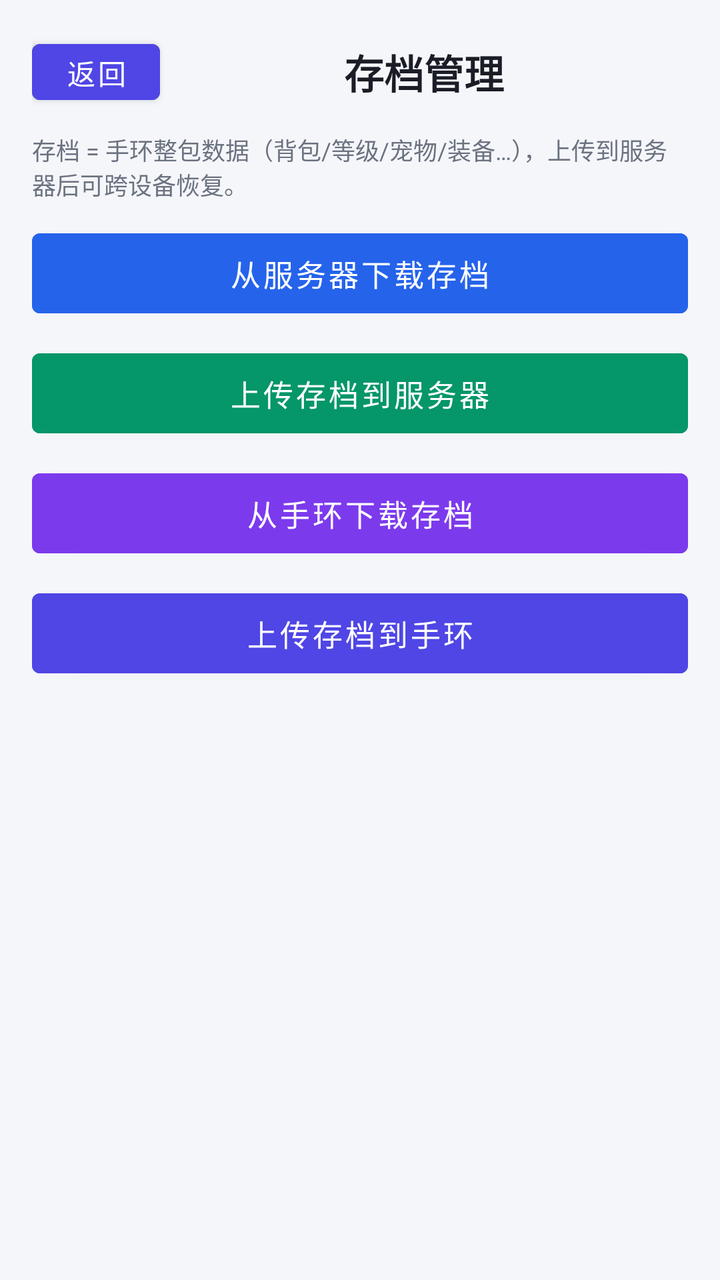
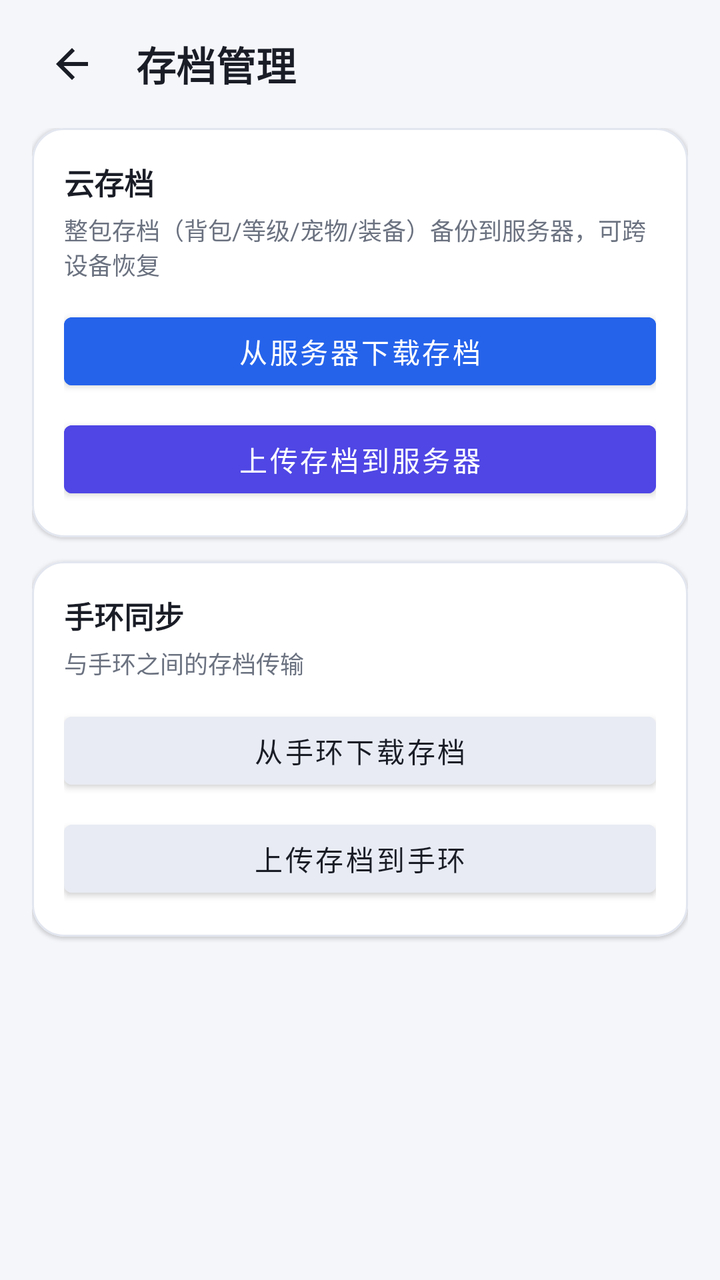

Two renders of the same Android screen: before a commit and after it. Below are the layout's source before the change and the commit's diff.
<!-- AndroidManifest.xml: application theme Theme.Yishijie -->
<!-- res/layout/activity_save_manager.xml -->
<?xml version="1.0" encoding="utf-8"?>
<LinearLayout xmlns:android="http://schemas.android.com/apk/res/android"
    android:layout_width="match_parent"
    android:layout_height="match_parent"
    android:orientation="vertical"
    android:background="@color/background"
    android:padding="16dp">

    <LinearLayout
        android:layout_width="match_parent"
        android:layout_height="wrap_content"
        android:orientation="horizontal"
        android:gravity="center_vertical">

        <Button
            android:id="@+id/btnBack"
            android:layout_width="64dp"
            android:layout_height="40dp"
            android:text="返回"
            android:textSize="14sp"
            android:backgroundTint="@color/accent" />

        <TextView
            android:layout_width="0dp"
            android:layout_height="wrap_content"
            android:layout_weight="1"
            android:text="存档管理"
            android:textSize="20sp"
            android:textColor="@color/text_primary"
            android:textStyle="bold"
            android:gravity="center" />
    </LinearLayout>

    <TextView
        android:layout_width="match_parent"
        android:layout_height="wrap_content"
        android:text="存档 = 手环整包数据（背包/等级/宠物/装备…），上传到服务器后可跨设备恢复。"
        android:textSize="12sp"
        android:textColor="@color/text_secondary"
        android:paddingVertical="10dp" />

    <Button
        android:id="@+id/btnDownloadServer"
        android:layout_width="match_parent"
        android:layout_height="52dp"
        android:text="从服务器下载存档"
        android:textSize="15sp"
        android:backgroundTint="@color/primary"
        android:layout_marginBottom="8dp" />

    <Button
        android:id="@+id/btnUploadServer"
        android:layout_width="match_parent"
        android:layout_height="52dp"
        android:text="上传存档到服务器"
        android:textSize="15sp"
        android:backgroundTint="@color/success"
        android:layout_marginBottom="8dp" />

    <Button
        android:id="@+id/btnDownloadBand"
        android:layout_width="match_parent"
        android:layout_height="52dp"
        android:text="从手环下载存档"
        android:textSize="15sp"
        android:backgroundTint="@color/res_source"
        android:layout_marginBottom="8dp" />

    <Button
        android:id="@+id/btnUploadBand"
        android:layout_width="match_parent"
        android:layout_height="52dp"
        android:text="上传存档到手环"
        android:textSize="15sp"
        android:backgroundTint="@color/accent"
        android:layout_marginBottom="8dp" />

    <TextView
        android:id="@+id/tvStatus"
        android:layout_width="match_parent"
        android:layout_height="wrap_content"
        android:text=""
        android:textSize="13sp"
        android:textColor="@color/warning"
        android:paddingTop="10dp"
        android:gravity="center" />
</LinearLayout>
<!-- resources referenced by this layout -->
<resources>
  <color name="accent">#4F46E5</color>
  <color name="background">#F5F6FA</color>
  <color name="primary">#2563EB</color>
  <color name="res_source">#7C3AED</color>
  <color name="success">#059669</color>
  <color name="text_primary">#1A1D26</color>
  <color name="text_secondary">#6B7280</color>
  <color name="warning">#D97706</color>
  <style name="Theme.Yishijie" parent="Theme.MaterialComponents.Light.NoActionBar">
          <item name="colorPrimary">@color/primary</item>
          <item name="colorPrimaryDark">@color/primary_dark</item>
          <item name="colorAccent">@color/accent</item>
          <item name="android:windowBackground">@color/background</item>
          <item name="android:statusBarColor">@color/background</item>
          <item name="android:navigationBarColor">@color/background</item>
          <item name="android:windowLightStatusBar">true</item>
          <item name="android:windowLightNavigationBar">true</item>
      </style>
  <color name="primary_dark">#1D4ED8</color>
</resources>

<!-- the commit's change to res/layout/activity_save_manager.xml (unified diff, before → after) -->
@@ -1,24 +1,28 @@
 <?xml version="1.0" encoding="utf-8"?>
 <LinearLayout xmlns:android="http://schemas.android.com/apk/res/android"
+    xmlns:app="http://schemas.android.com/apk/res-auto"
     android:layout_width="match_parent"
     android:layout_height="match_parent"
     android:orientation="vertical"
-    android:background="@color/background"
-    android:padding="16dp">
+    android:background="@color/background">
 
     <LinearLayout
         android:layout_width="match_parent"
         android:layout_height="wrap_content"
         android:orientation="horizontal"
-        android:gravity="center_vertical">
+        android:gravity="center_vertical"
+        android:paddingStart="16dp"
+        android:paddingEnd="16dp"
+        android:paddingTop="12dp"
+        android:paddingBottom="12dp">
 
-        <Button
+        <ImageButton
             android:id="@+id/btnBack"
-            android:layout_width="64dp"
+            android:layout_width="40dp"
             android:layout_height="40dp"
-            android:text="返回"
-            android:textSize="14sp"
-            android:backgroundTint="@color/accent" />
+            android:src="@drawable/ic_back"
+            android:background="?attr/selectableItemBackgroundBorderless"
+            android:contentDescription="返回" />
 
         <TextView
             android:layout_width="0dp"
@@ -28,60 +32,137 @@
             android:textSize="20sp"
             android:textColor="@color/text_primary"
             android:textStyle="bold"
-            android:gravity="center" />
+            android:layout_marginStart="12dp" />
     </LinearLayout>
 
-    <TextView
+    <ScrollView
         android:layout_width="match_parent"
-        android:layout_height="wrap_content"
-        android:text="存档 = 手环整包数据（背包/等级/宠物/装备…），上传到服务器后可跨设备恢复。"
-        android:textSize="12sp"
-        android:textColor="@color/text_secondary"
-        android:paddingVertical="10dp" />
+        android:layout_height="0dp"
+        android:layout_weight="1"
+        android:fillViewport="true">
 
-    <Button
-        android:id="@+id/btnDownloadServer"
-        android:layout_width="match_parent"
-        android:layout_height="52dp"
-        android:text="从服务器下载存档"
-        android:textSize="15sp"
-        android:backgroundTint="@color/primary"
-        android:layout_marginBottom="8dp" />
+        <LinearLayout
+            android:layout_width="match_parent"
+            android:layout_height="wrap_content"
+            android:orientation="vertical"
+            android:paddingStart="16dp"
+            android:paddingEnd="16dp"
+            android:paddingBottom="20dp">
 
-    <Button
-        android:id="@+id/btnUploadServer"
-        android:layout_width="match_parent"
-        android:layout_height="52dp"
-        android:text="上传存档到服务器"
-        android:textSize="15sp"
-        android:backgroundTint="@color/success"
-        android:layout_marginBottom="8dp" />
+            <com.google.android.material.card.MaterialCardView
+                android:layout_width="match_parent"
+                android:layout_height="wrap_content"
+                app:cardBackgroundColor="@color/background_card"
+                app:cardCornerRadius="16dp"
+                app:cardElevation="1dp"
+                app:strokeColor="@color/surface_border"
+                app:strokeWidth="1dp">
 
-    <Button
-        android:id="@+id/btnDownloadBand"
-        android:layout_width="match_parent"
-        android:layout_height="52dp"
-        android:text="从手环下载存档"
-        android:textSize="15sp"
-        android:backgroundTint="@color/res_source"
-        android:layout_marginBottom="8dp" />
+                <LinearLayout
+                    android:layout_width="match_parent"
+                    android:layout_height="wrap_content"
+                    android:orientation="vertical"
+                    android:padding="16dp">
 
-    <Button
-        android:id="@+id/btnUploadBand"
-        android:layout_width="match_parent"
-        android:layout_height="52dp"
-        android:text="上传存档到手环"
-        android:textSize="15sp"
-        android:backgroundTint="@color/accent"
-        android:layout_marginBottom="8dp" />
+                    <TextView
+                        android:layout_width="wrap_content"
+                        android:layout_height="wrap_content"
+                        android:text="云存档"
+                        android:textSize="15sp"
+                        android:textColor="@color/text_primary"
+                        android:textStyle="bold" />
 
-    <TextView
-        android:id="@+id/tvStatus"
-        android:layout_width="match_parent"
-        android:layout_height="wrap_content"
-        android:text=""
-        android:textSize="13sp"
-        android:textColor="@color/warning"
-        android:paddingTop="10dp"
-        android:gravity="center" />
+                    <TextView
+                        android:layout_width="wrap_content"
+                        android:layout_height="wrap_content"
+                        android:text="整包存档（背包/等级/宠物/装备）备份到服务器，可跨设备恢复"
+                        android:textSize="12sp"
+                        android:textColor="@color/text_secondary"
+                        android:layout_marginTop="4dp"
+                        android:layout_marginBottom="12dp" />
+
+                    <Button
+                        android:id="@+id/btnDownloadServer"
+                        android:layout_width="match_parent"
+                        android:layout_height="46dp"
+                        android:text="从服务器下载存档"
+                        android:textSize="14sp"
+                        android:backgroundTint="@color/primary"
+                        android:layout_marginBottom="8dp" />
+
+                    <Button
+                        android:id="@+id/btnUploadServer"
+                        android:layout_width="match_parent"
+                        android:layout_height="46dp"
+                        android:text="上传存档到服务器"
+                        android:textSize="14sp"
+                        android:backgroundTint="@color/accent" />
+                </LinearLayout>
+            </com.google.android.material.card.MaterialCardView>
+
+            <com.google.android.material.card.MaterialCardView
+                android:layout_width="match_parent"
+                android:layout_height="wrap_content"
+                app:cardBackgroundColor="@color/background_card"
+                app:cardCornerRadius="16dp"
+                app:cardElevation="1dp"
+                app:strokeColor="@color/surface_border"
+                app:strokeWidth="1dp"
+                android:layout_marginTop="12dp">
+
+                <LinearLayout
+                    android:layout_width="match_parent"
+                    android:layout_height="wrap_content"
+                    android:orientation="vertical"
+                    android:padding="16dp">
+
+                    <TextView
+                        android:layout_width="wrap_content"
+                        android:layout_height="wrap_content"
+                        android:text="手环同步"
+                        android:textSize="15sp"
+                        android:textColor="@color/text_primary"
+                        android:textStyle="bold" />
+
+                    <TextView
+                        android:layout_width="wrap_content"
+                        android:layout_height="wrap_content"
+                        android:text="与手环之间的存档传输"
+                        android:textSize="12sp"
+                        android:textColor="@color/text_secondary"
+                        android:layout_marginTop="4dp"
+                        android:layout_marginBottom="12dp" />
+
+                    <Button
+                        android:id="@+id/btnDownloadBand"
+                        android:layout_width="match_parent"
+                        android:layout_height="46dp"
+                        android:text="从手环下载存档"
+                        android:textSize="14sp"
+                        android:backgroundTint="@color/surface_light"
+                        android:textColor="@color/text_primary"
+                        android:layout_marginBottom="8dp" />
+
+                    <Button
+                        android:id="@+id/btnUploadBand"
+                        android:layout_width="match_parent"
+                        android:layout_height="46dp"
+                        android:text="上传存档到手环"
+                        android:textSize="14sp"
+                        android:backgroundTint="@color/surface_light"
+                        android:textColor="@color/text_primary" />
+                </LinearLayout>
+            </com.google.android.material.card.MaterialCardView>
+
+            <TextView
+                android:id="@+id/tvStatus"
+                android:layout_width="match_parent"
+                android:layout_height="wrap_content"
+                android:text=""
+                android:textSize="13sp"
+                android:textColor="@color/text_secondary"
+                android:gravity="center"
+                android:paddingTop="14dp" />
+        </LinearLayout>
+    </ScrollView>
 </LinearLayout>
<!-- resource entries referenced after the edit -->
@@ -2,12 +2,23 @@
 <resources>
   <color name="accent">#4F46E5</color>
   <color name="background">#F5F6FA</color>
+  <color name="background_card">#FFFFFF</color>
   <color name="primary">#2563EB</color>
-  <color name="res_source">#7C3AED</color>
-  <color name="success">#059669</color>
+  <color name="surface_border">#E2E6EF</color>
+  <color name="surface_light">#E8EBF3</color>
   <color name="text_primary">#1A1D26</color>
   <color name="text_secondary">#6B7280</color>
-  <color name="warning">#D97706</color>
+  <!-- drawable ic_back (drawable) -->
+  <?xml version="1.0" encoding="utf-8"?>
+  <vector xmlns:android="http://schemas.android.com/apk/res/android"
+      android:width="24dp"
+      android:height="24dp"
+      android:viewportWidth="24"
+      android:viewportHeight="24">
+      <path
+          android:fillColor="#1A1D26"
+          android:pathData="M20,11H7.83l5.59,-5.59L12,4l-8,8 8,8 1.41,-1.41L7.83,13H20v-2z"/>
+  </vector>
   <style name="Theme.Yishijie" parent="Theme.MaterialComponents.Light.NoActionBar">
           <item name="colorPrimary">@color/primary</item>
           <item name="colorPrimaryDark">@color/primary_dark</item>
